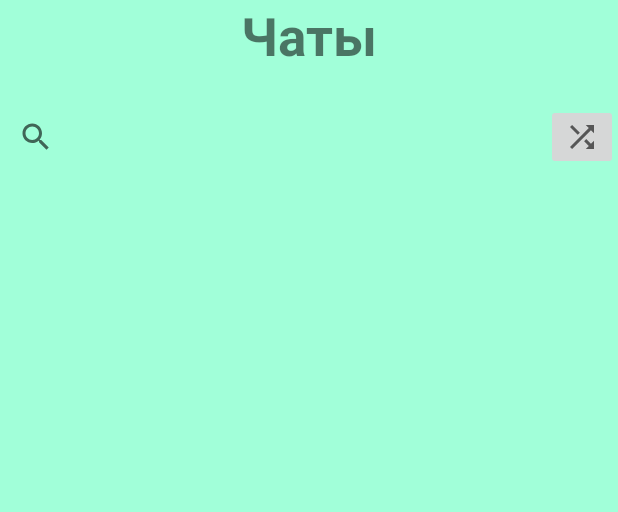
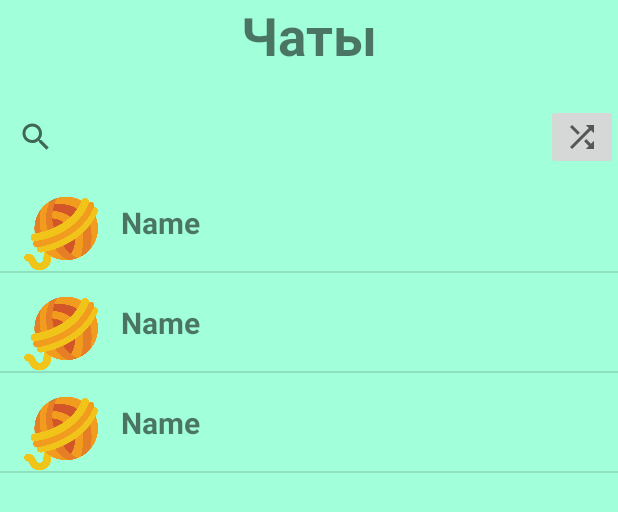
Before and after one commit to ArtyomBY/MaxArt_AppForCats, an Android app: the layout fragment_chats.xml on its own in the app's theme, with its tools: preview values and no code run, on a phone screen of 412 x 824 dp. Shown: the top 512 px of the screen. Run offline under Robolectric (Android 15) with nearby library versions, the phone set to English and light mode, and no system bars.

Commit message:
mod chats

```diff
--- a/app/src/main/res/layout/fragment_chats.xml
+++ b/app/src/main/res/layout/fragment_chats.xml
@@ -67,7 +67,8 @@
             app:layout_constraintBottom_toBottomOf="parent"
             app:layout_constraintRight_toRightOf="parent"
             app:layout_constraintLeft_toLeftOf="parent"
-            android:verticalScrollbarPosition="right">
+            android:verticalScrollbarPosition="right"
+            tools:listitem="@layout/layout_chat_item">
 
         </ListView>
 
--- /dev/null
+++ b/app/src/main/res/layout/layout_chat_item.xml
@@ -0,0 +1,52 @@
+<?xml version="1.0" encoding="utf-8"?>
+<androidx.constraintlayout.widget.ConstraintLayout xmlns:android="http://schemas.android.com/apk/res/android"
+    android:layout_width="match_parent"
+    android:layout_height="match_parent"
+    xmlns:app="http://schemas.android.com/apk/res-auto">
+
+    <androidx.constraintlayout.widget.ConstraintLayout
+        android:layout_width="match_parent"
+        android:layout_height="wrap_content"
+        app:layout_constraintTop_toTopOf="parent"
+        app:layout_constraintRight_toRightOf="parent"
+        app:layout_constraintLeft_toLeftOf="parent">
+
+        <ImageView
+            android:id="@+id/profile_picture"
+            android:layout_width="50dp"
+            android:layout_height="50dp"
+            android:src="@drawable/wool_app_picture"
+            app:layout_constraintTop_toTopOf="parent"
+            app:layout_constraintBottom_toBottomOf="parent"
+            app:layout_constraintLeft_toLeftOf="parent"
+            android:layout_marginTop="15dp"
+            android:layout_marginLeft="15dp"
+            />
+
+        <TextView
+            android:id="@+id/profile_name"
+            android:layout_width="wrap_content"
+            android:layout_height="wrap_content"
+            android:text="Name"
+            android:textSize="20dp"
+            android:textStyle="bold"
+            app:layout_constraintLeft_toRightOf="@+id/profile_picture"
+            app:layout_constraintTop_toTopOf="parent"
+            app:layout_constraintBottom_toBottomOf="parent"
+            android:layout_marginLeft="15dp"
+            />
+<!--        <Button-->
+<!--            android:id="@+id/go_to_dialog"-->
+<!--            android:layout_width="wrap_content"-->
+<!--            android:layout_height="wrap_content"-->
+<!--            android:text="Перейти к диалогу"-->
+<!--            android:textSize="10dp"-->
+<!--            app:layout_constraintBottom_toBottomOf="parent"-->
+<!--            app:layout_constraintTop_toBottomOf="@id/profile_name"-->
+<!--            app:layout_constraintLeft_toRightOf="@id/profile_picture"-->
+<!--            android:layout_marginLeft="15dp"-->
+<!--            android:onClick="goToDialog"/>-->
+
+    </androidx.constraintlayout.widget.ConstraintLayout>
+
+</androidx.constraintlayout.widget.ConstraintLayout>
```
Also changed, not shown: app/src/main/java/com/maxart/appforcats/Chat.java (added, +39 -0 lines), app/src/main/res/drawable/profile_icon.xml (added, +10 -0 lines).
